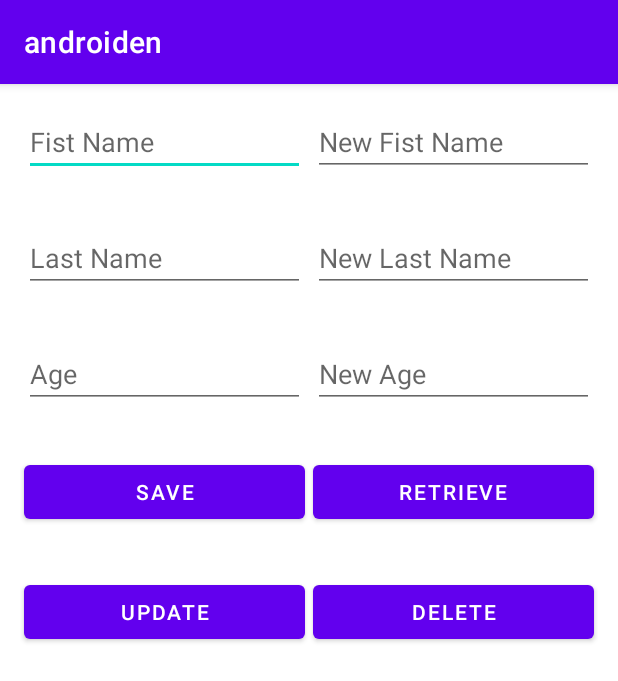
After one commit to elshafee/AndroidClassFeb, an Android app: the FireStoreApp screen opened directly, with no data from a screen before it, on a phone screen of 412 x 824 dp. The commit adds this screen. Shown: the top 681 px of the screen. Run offline under Robolectric (Android 15) with nearby library versions, the phone set to English and light mode, and no system bars; our stand-ins replace Firebase (no records; nobody signed in at launch, a user with empty details on screens opened directly), sdp/ssp sizes.

Commit message:
uploading firebase store & storage

```diff
--- /dev/null
+++ b/androiden/app/src/main/res/drawable/data.xml
@@ -0,0 +1,5 @@
+<vector android:height="24dp" android:tint="#2B2B2B"
+    android:viewportHeight="24" android:viewportWidth="24"
+    android:width="24dp" xmlns:android="http://schemas.android.com/apk/res/android">
+    <path android:fillColor="@android:color/white" android:pathData="M13,2.05v3.03c3.39,0.49 6,3.39 6,6.92c0,0.9 -0.18,1.75 -0.48,2.54l2.6,1.53C21.68,14.83 22,13.45 22,12C22,6.82 18.05,2.55 13,2.05zM12,19c-3.87,0 -7,-3.13 -7,-7c0,-3.53 2.61,-6.43 6,-6.92V2.05C5.94,2.55 2,6.81 2,12c0,5.52 4.47,10 9.99,10c3.31,0 6.24,-1.61 8.06,-4.09l-2.6,-1.53C16.17,17.98 14.21,19 12,19z"/>
+</vector>
--- /dev/null
+++ b/androiden/app/src/main/res/drawable/storage.xml
@@ -0,0 +1,5 @@
+<vector android:height="24dp" android:tint="#2B2B2B"
+    android:viewportHeight="24" android:viewportWidth="24"
+    android:width="24dp" xmlns:android="http://schemas.android.com/apk/res/android">
+    <path android:fillColor="@android:color/white" android:pathData="M2,20h20v-4L2,16v4zM4,17h2v2L4,19v-2zM2,4v4h20L22,4L2,4zM6,7L4,7L4,5h2v2zM2,14h20v-4L2,10v4zM4,11h2v2L4,13v-2z"/>
+</vector>
--- /dev/null
+++ b/androiden/app/src/main/res/layout/activity_fire_store_app.xml
@@ -0,0 +1,150 @@
+<?xml version="1.0" encoding="utf-8"?>
+<LinearLayout xmlns:android="http://schemas.android.com/apk/res/android"
+    xmlns:tools="http://schemas.android.com/tools"
+    android:layout_width="match_parent"
+    android:layout_height="match_parent"
+    android:orientation="vertical"
+    tools:context=".firestoreapp.ui.FireStoreApp">
+
+    <LinearLayout
+        android:layout_width="match_parent"
+        android:layout_height="wrap_content"
+        android:layout_margin="@dimen/_10sdp"
+        android:orientation="horizontal">
+
+        <EditText
+            android:id="@+id/etOldFirstName"
+            android:layout_width="0dp"
+            android:layout_height="wrap_content"
+            android:layout_margin="@dimen/_2sdp"
+            android:layout_weight="1"
+            android:hint="Fist Name" />
+
+        <EditText
+            android:id="@+id/etNewFirstName"
+
+            android:layout_width="0dp"
+            android:layout_height="wrap_content"
+            android:layout_margin="@dimen/_2sdp"
+            android:layout_weight="1"
+            android:hint="New Fist Name" />
+
+    </LinearLayout>
+
+    <LinearLayout
+        android:layout_width="match_parent"
+        android:layout_height="wrap_content"
+        android:layout_margin="@dimen/_10sdp"
+        android:orientation="horizontal">
+
+        <EditText
+            android:id="@+id/etOldLastName"
+            android:layout_width="0dp"
+            android:layout_height="wrap_content"
+            android:layout_margin="@dimen/_2sdp"
+            android:layout_weight="1"
+            android:hint="Last Name" />
+
+        <EditText
+            android:id="@+id/etNewLastName"
+
+            android:layout_width="0dp"
+            android:layout_height="wrap_content"
+            android:layout_margin="@dimen/_2sdp"
+            android:layout_weight="1"
+            android:hint="New Last Name" />
+
+    </LinearLayout>
+
+    <LinearLayout
+        android:layout_width="match_parent"
+        android:layout_height="wrap_content"
+        android:layout_margin="@dimen/_10sdp"
+        android:orientation="horizontal">
+
+        <EditText
+            android:id="@+id/etOldAge"
+            android:layout_width="0dp"
+            android:layout_height="wrap_content"
+            android:layout_margin="@dimen/_2sdp"
+            android:layout_weight="1"
+            android:hint="Age" />
+
+        <EditText
+            android:id="@+id/etNewAge"
+
+            android:layout_width="0dp"
+            android:layout_height="wrap_content"
+            android:layout_margin="@dimen/_2sdp"
+            android:layout_weight="1"
+            android:hint="New Age" />
+
+    </LinearLayout>
+
+    <LinearLayout
+        android:layout_width="match_parent"
+        android:layout_height="wrap_content"
+        android:layout_margin="@dimen/_10sdp"
+        android:orientation="horizontal">
+
+        <Button
+            android:id="@+id/btnSave"
+            android:layout_width="0dp"
+            android:layout_height="wrap_content"
+            android:layout_margin="@dimen/_2sdp"
+            android:layout_weight="1"
+            android:text="Save" />
+
+        <Button
+            android:id="@+id/btnRetrieve"
+
+            android:layout_width="0dp"
+            android:layout_height="wrap_content"
+            android:layout_margin="@dimen/_2sdp"
+            android:layout_weight="1"
+            android:text="Retrieve" />
+
+    </LinearLayout>
+
+    <LinearLayout
+        android:layout_width="match_parent"
+        android:layout_height="wrap_content"
+        android:layout_margin="@dimen/_10sdp"
+        android:orientation="horizontal">
+
+        <Button
+            android:id="@+id/btnupdate"
+            android:layout_width="0dp"
+            android:layout_height="wrap_content"
+            android:layout_margin="@dimen/_2sdp"
+            android:layout_weight="1"
+            android:text="Update" />
+
+        <Button
+            android:id="@+id/btnDelete"
+
+            android:layout_width="0dp"
+            android:layout_height="wrap_content"
+            android:layout_margin="@dimen/_2sdp"
+            android:layout_weight="1"
+            android:text="Delete" />
+
+    </LinearLayout>
+
+
+    <ScrollView
+        android:layout_width="match_parent"
+        android:layout_height="wrap_content"
+        android:layout_marginTop="@dimen/_10sdp"
+        >
+        <TextView
+            android:id="@+id/tvShowProfileDetails"
+            android:layout_width="wrap_content"
+            android:layout_height="wrap_content"
+            android:text="Example text"
+            android:textColor="@color/black"
+            android:textSize="@dimen/_12sdp"
+            />
+    </ScrollView>
+
+</LinearLayout>
```
Also changed, not shown: androiden/app/src/main/AndroidManifest.xml (+6 -2 lines), androiden/app/src/main/java/com/elshafee/androiden/HomeScreen.kt (+19 -10 lines), androiden/app/src/main/java/com/elshafee/androiden/auth/SignUpScreen.kt (+43 -5 lines), androiden/app/src/main/java/com/elshafee/androiden/fireStorage/ui/ClothesApp.kt (added, +154 -0 lines), androiden/app/src/main/java/com/elshafee/androiden/fireStorage/uitls/ClothesImageAdapter.kt (added, +27 -0 lines), androiden/app/src/main/java/com/elshafee/androiden/firestoreapp/model/ProfileDetails.kt (added, +8 -0 lines), androiden/app/src/main/java/com/elshafee/androiden/firestoreapp/ui/FireStoreApp.kt (added, +200 -0 lines), androiden/app/src/main/res/layout/activity_clothes_app.xml (added, +42 -0 lines), androiden/app/src/main/res/layout/item_clothes.xml (added, +22 -0 lines), androiden/app/src/main/res/menu/menu.xml (+10 -0 lines).
